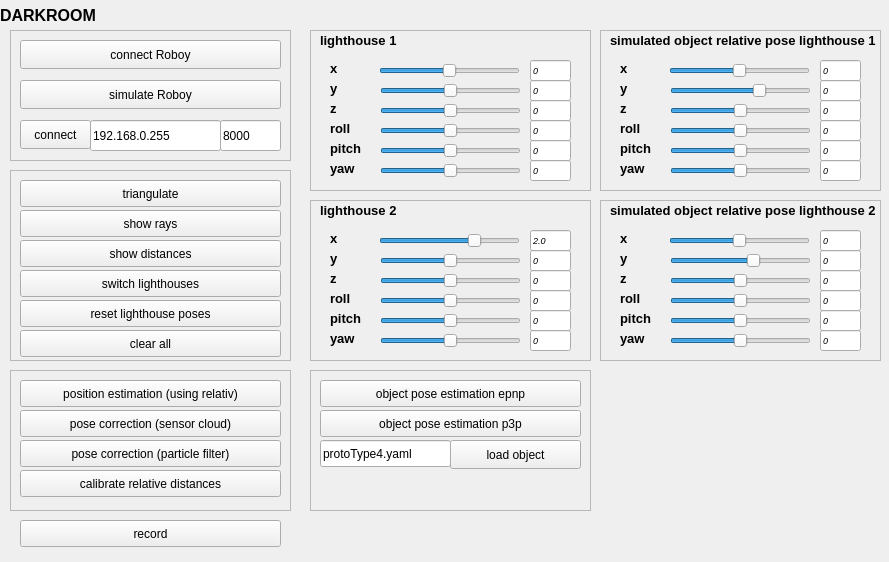
Before: the Qt Designer form darkroom_rqt/src/darkroom_rqt.ui in Roboy/roboy_darkroom, drawn with Qt 5.
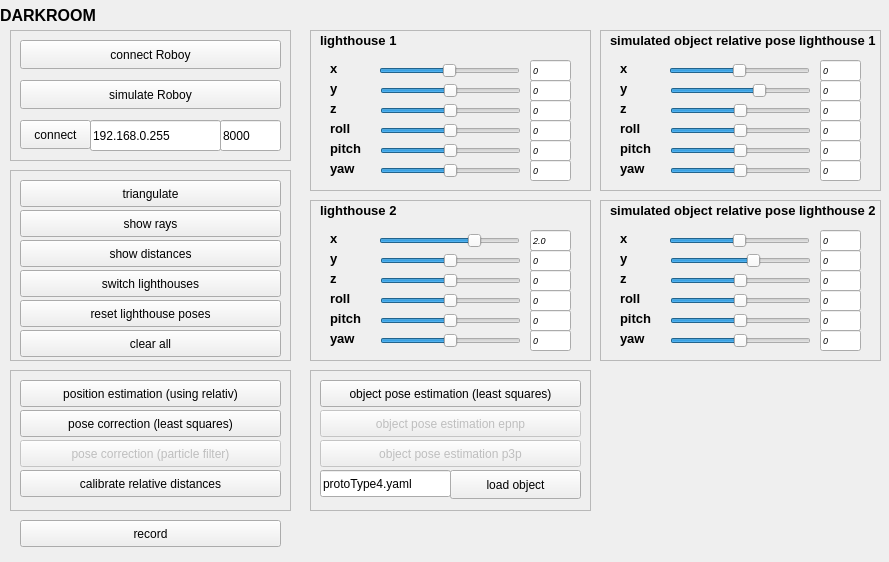
After: the same form once the commit is applied.

Commit message: with object pose estimator using least squares

```diff
--- a/darkroom_rqt/src/darkroom_rqt.ui
+++ b/darkroom_rqt/src/darkroom_rqt.ui
@@ -733,6 +733,9 @@
     </property>
    </widget>
    <widget class="QPushButton" name="pose_correction_particle_filter">
+    <property name="enabled">
+     <bool>false</bool>
+    </property>
     <property name="geometry">
      <rect>
       <x>10</x>
@@ -755,7 +758,7 @@
      </rect>
     </property>
     <property name="text">
-     <string>pose correction (sensor cloud)</string>
+     <string>pose correction (least squares)</string>
     </property>
    </widget>
   </widget>
@@ -2125,10 +2128,13 @@
     <enum>QFrame::Raised</enum>
    </property>
    <widget class="QPushButton" name="object_pose_estimation_epnp">
+    <property name="enabled">
+     <bool>false</bool>
+    </property>
     <property name="geometry">
      <rect>
       <x>10</x>
-      <y>10</y>
+      <y>40</y>
       <width>261</width>
       <height>27</height>
      </rect>
@@ -2141,10 +2147,13 @@
     </property>
    </widget>
    <widget class="QPushButton" name="object_pose_estimation_p3p">
+    <property name="enabled">
+     <bool>false</bool>
+    </property>
     <property name="geometry">
      <rect>
       <x>10</x>
-      <y>40</y>
+      <y>70</y>
       <width>261</width>
       <height>27</height>
      </rect>
@@ -2157,7 +2166,7 @@
     <property name="geometry">
      <rect>
       <x>10</x>
-      <y>70</y>
+      <y>100</y>
       <width>131</width>
       <height>27</height>
      </rect>
@@ -2170,7 +2179,7 @@
     <property name="geometry">
      <rect>
       <x>140</x>
-      <y>70</y>
+      <y>100</y>
       <width>131</width>
       <height>29</height>
      </rect>
@@ -2179,6 +2188,25 @@
      <string>load object</string>
     </property>
    </widget>
+   <widget class="QPushButton" name="object_pose_estimation_least_squares">
+    <property name="geometry">
+     <rect>
+      <x>10</x>
+      <y>10</y>
+      <width>261</width>
+      <height>27</height>
+     </rect>
+    </property>
+    <property name="toolTip">
+     <string extracomment="test"/>
+    </property>
+    <property name="text">
+     <string>object pose estimation (least squares)</string>
+    </property>
+    <property name="checkable">
+     <bool>true</bool>
+    </property>
+   </widget>
   </widget>
  </widget>
  <resources/>
```
Left out of the diff: 2 changed lines with no effect on the pictures. The commit also changes 9 other files.
